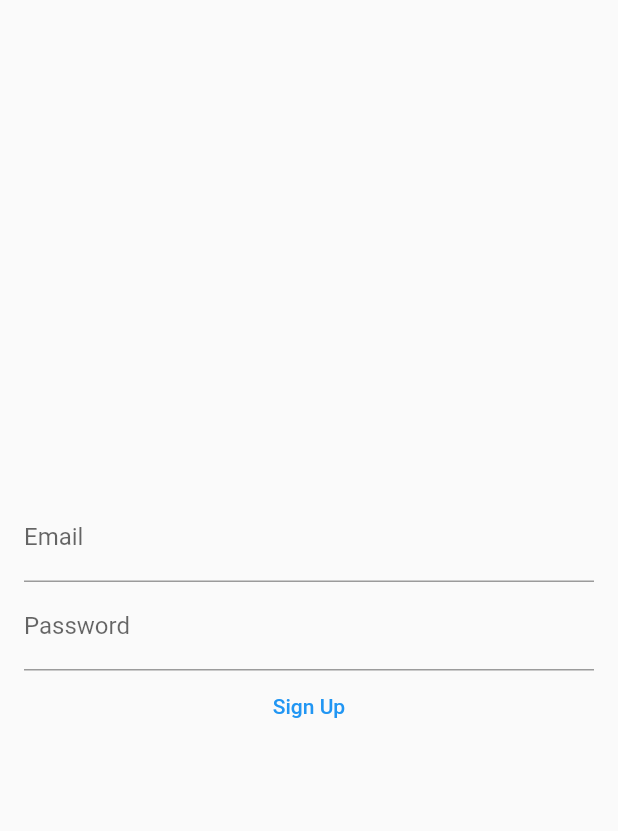
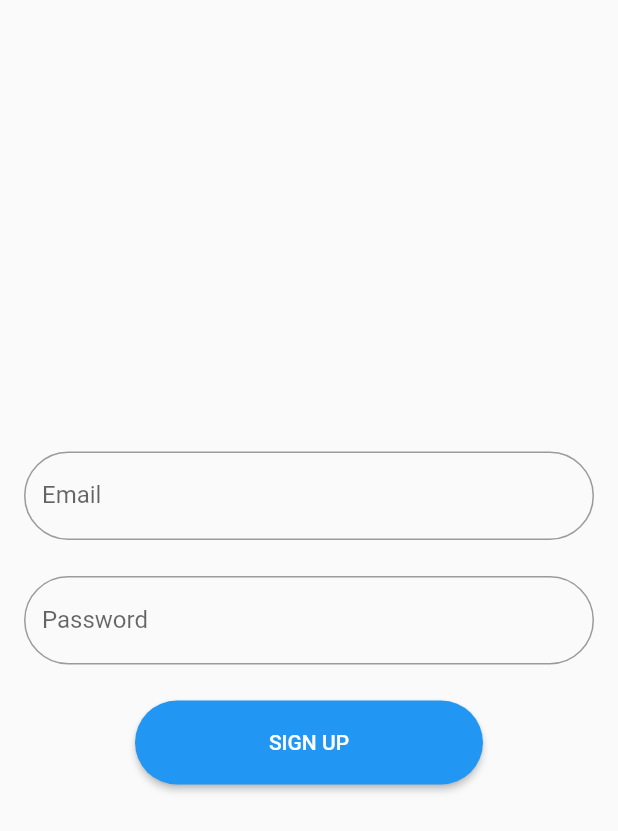
Before and after one commit to zachsg/bindl, a Flutter app: the SignInView screen opened by its route, on a phone screen of 412 x 824 dp. Shown: the top 831 px of the screen. Run offline on Flutter 3.47's test engine with Material 2 defaults, Android fonts, the phone set to English and light mode, and no system bars; our stand-ins replace flutter_riverpod, flutter_typeahead, google_fonts, shared_preferences, supabase_flutter; accounts and stored records are empty.

Commit message:
update signin style

```diff
--- a/lib/sign_in/sign_in_view.dart
+++ b/lib/sign_in/sign_in_view.dart
@@ -49,15 +49,38 @@ class _SignInViewState extends ConsumerState<SignInView> {
                     children: [
                       TextFormField(
                         controller: _emailController,
-                        decoration: const InputDecoration(labelText: 'Email'),
+                        decoration: const InputDecoration(
+                          labelText: 'Email',
+                          border: OutlineInputBorder(
+                            borderRadius: BorderRadius.all(
+                              Radius.circular(50),
+                            ),
+                          ),
+                        ),
                       ),
+                      const SizedBox(height: 24),
                       TextFormField(
                         controller: _passwordController,
-                        decoration:
-                            const InputDecoration(labelText: 'Password'),
+                        decoration: const InputDecoration(
+                          labelText: 'Password',
+                          border: OutlineInputBorder(
+                            borderRadius: BorderRadius.all(
+                              Radius.circular(50),
+                            ),
+                          ),
+                        ),
                       ),
+                      const SizedBox(height: 24),
                       ref.watch(userProvider).hasAccount()
-                          ? TextButton(
+                          ? ElevatedButton(
+                              style: ButtonStyle(
+                                shape: MaterialStateProperty.all<
+                                    RoundedRectangleBorder>(
+                                  RoundedRectangleBorder(
+                                    borderRadius: BorderRadius.circular(50.0),
+                                  ),
+                                ),
+                              ),
                               onPressed: () async {
                                 setState(() {
                                   _isLoading = true;
@@ -77,15 +100,34 @@ class _SignInViewState extends ConsumerState<SignInView> {
                                       context, MealPlanView.routeName);
                                 } else {
                                   const snackBar = SnackBar(
-                                    content: Text('Failed to create account'),
+                                    content:
+                                        Text('Incorrect username/password'),
                                   );
                                   ScaffoldMessenger.of(context)
                                       .showSnackBar(snackBar);
                                 }
                               },
-                              child: const Text('Sign In'),
+                              child: Container(
+                                width: 200,
+                                padding:
+                                    const EdgeInsets.symmetric(vertical: 20),
+                                child: Row(
+                                  mainAxisAlignment: MainAxisAlignment.center,
+                                  children: const [
+                                    Text('SIGN IN'),
+                                  ],
+                                ),
+                              ),
                             )
-                          : TextButton(
+                          : ElevatedButton(
+                              style: ButtonStyle(
+                                shape: MaterialStateProperty.all<
+                                    RoundedRectangleBorder>(
+                                  RoundedRectangleBorder(
+                                    borderRadius: BorderRadius.circular(50.0),
+                                  ),
+                                ),
+                              ),
                               onPressed: () async {
                                 setState(() {
                                   _isLoading = true;
@@ -96,25 +138,41 @@ class _SignInViewState extends ConsumerState<SignInView> {
                                   password: _passwordController.text,
                                 );
 
-                                setState(() {
-                                  _isLoading = false;
-                                });
+                                if (success) {
+                                  var uc = ref.read(userProvider);
 
-                                if (success) {
-                                  await ref.read(userProvider).saveUserData();
+                                  await uc.saveUserData();
+                                  uc.setHasAccount(true);
+
+                                  setState(() {
+                                    _isLoading = false;
+                                  });
 
                                   Navigator.pushNamedAndRemoveUntil(context,
                                       MealPlanView.routeName, (r) => false);
                                 } else {
+                                  setState(() {
+                                    _isLoading = false;
+                                  });
+
                                   const snackBar = SnackBar(
-                                    content:
-                                        Text('Incorrect username / password'),
+                                    content: Text('Failed to create account'),
                                   );
                                   ScaffoldMessenger.of(context)
                                       .showSnackBar(snackBar);
                                 }
                               },
-                              child: const Text('Sign Up'),
+                              child: Container(
+                                width: 200,
+                                padding:
+                                    const EdgeInsets.symmetric(vertical: 20),
+                                child: Row(
+                                  mainAxisAlignment: MainAxisAlignment.center,
+                                  children: const [
+                                    Text('SIGN UP'),
+                                  ],
+                                ),
+                              ),
                             ),
                     ],
                   ),
```
